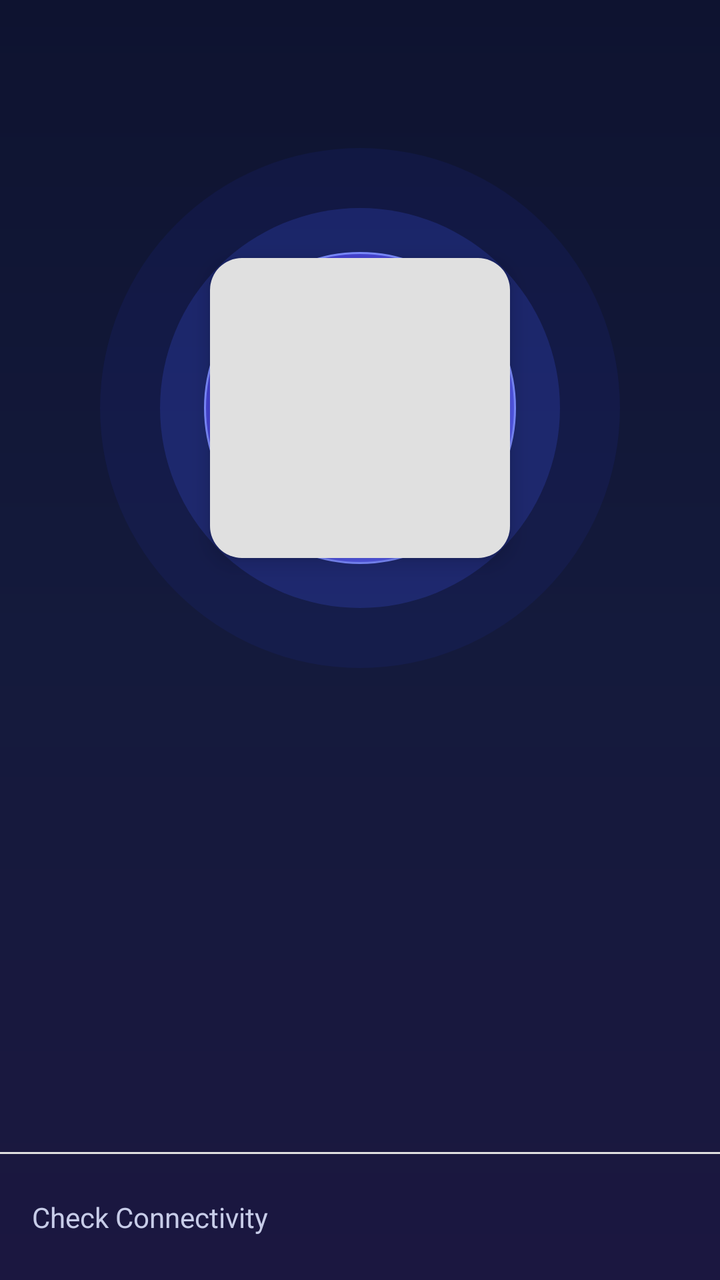
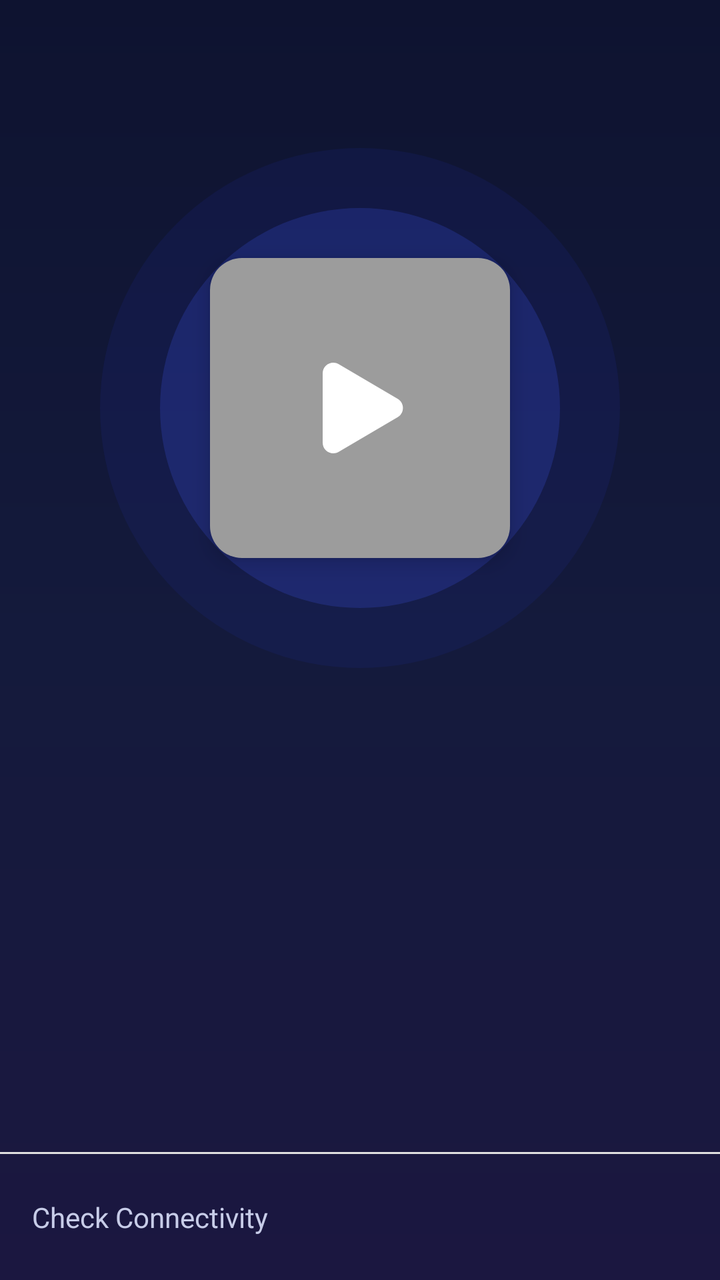

Compare the two renders of this Android layout. The source of the first and the diff that turns it into the second are given below.
<!-- AndroidManifest.xml: application theme AppThemeDayNight.NoActionBar -->
<!-- res/layout/activity_main.xml -->
<?xml version="1.0" encoding="utf-8"?>
<androidx.drawerlayout.widget.DrawerLayout xmlns:android="http://schemas.android.com/apk/res/android"
    xmlns:app="http://schemas.android.com/apk/res-auto"
    android:id="@+id/drawer_layout"
    android:layout_width="match_parent"
    android:layout_height="match_parent"
    android:fitsSystemWindows="true">

    <LinearLayout
        android:id="@+id/main_content"
        android:layout_width="match_parent"
        android:layout_height="match_parent"
        android:background="@drawable/bg_main_gradient"
        android:orientation="vertical">

        <com.google.android.material.appbar.AppBarLayout
            android:layout_width="match_parent"
            android:layout_height="wrap_content"
            android:background="@android:color/transparent"
            app:elevation="0dp">

            <androidx.appcompat.widget.Toolbar
                android:id="@+id/toolbar"
                android:layout_width="match_parent"
                android:layout_height="?attr/actionBarSize"
                android:background="@android:color/transparent" />

        </com.google.android.material.appbar.AppBarLayout>

        <ProgressBar
            android:id="@+id/progress_bar"
            android:layout_width="wrap_content"
            android:layout_height="wrap_content"
            android:layout_gravity="center_horizontal"
            android:visibility="gone" />

        <FrameLayout
            android:layout_width="match_parent"
            android:layout_height="280dp"
            android:clipChildren="false"
            android:clipToPadding="false">

            <View
                android:layout_width="260dp"
                android:layout_height="260dp"
                android:layout_gravity="center"
                android:background="@drawable/connect_glow_outer" />

            <View
                android:layout_width="200dp"
                android:layout_height="200dp"
                android:layout_gravity="center"
                android:background="@drawable/connect_glow_inner" />

            <View
                android:layout_width="156dp"
                android:layout_height="156dp"
                android:layout_gravity="center"
                android:background="@drawable/connect_button_face" />

            <com.google.android.material.floatingactionbutton.FloatingActionButton
                android:id="@+id/fab"
                android:layout_width="wrap_content"
                android:layout_height="wrap_content"
                android:layout_gravity="center"
                android:contentDescription="@string/tasker_start_service"
                app:fabCustomSize="150dp"
                app:maxImageSize="64dp"
                app:tint="@android:color/white"
                app:borderWidth="0dp" />

        </FrameLayout>

        <com.google.android.material.tabs.TabLayout
            android:id="@+id/tab_group"
            android:layout_width="match_parent"
            android:layout_height="wrap_content"
            android:background="@android:color/transparent"
            app:tabIndicatorColor="#6C7BFF"
            app:tabMode="scrollable"
            app:tabSelectedTextColor="@android:color/white"
            app:tabTextColor="#9AA3C7" />

        <androidx.viewpager2.widget.ViewPager2
            android:id="@+id/view_pager"
            android:layout_width="match_parent"
            android:layout_height="0dp"
            android:nextFocusRight="@+id/fab"
            android:layout_weight="1" />

        <LinearLayout
            android:id="@+id/layout_test"
            android:layout_width="match_parent"
            android:layout_height="@dimen/view_height_dp64"
            android:clickable="true"
            android:contentDescription="@string/connection_test_pending"
            android:focusable="true"
            android:nextFocusLeft="@+id/view_pager"
            android:nextFocusRight="@+id/fab"
            android:orientation="vertical">

            <View
                android:layout_width="match_parent"
                android:layout_height="1dp"
                android:background="@color/divider_color_light" />

            <TextView
                android:id="@+id/tv_test_state"
                android:layout_width="wrap_content"
                android:layout_height="match_parent"
                android:gravity="start|center"
                android:maxLines="3"
                android:paddingStart="16dp"
                android:paddingEnd="16dp"
                android:text="@string/connection_test_pending"
                android:textColor="#C7CCE8" />

        </LinearLayout>

    </LinearLayout>

    <com.google.android.material.navigation.NavigationView
        android:id="@+id/nav_view"
        android:layout_width="wrap_content"
        android:layout_height="match_parent"
        android:layout_gravity="start"
        android:fitsSystemWindows="true"
        app:headerLayout="@layout/nav_header"
        app:menu="@menu/menu_drawer" />

</androidx.drawerlayout.widget.DrawerLayout>
<!-- res/layout/nav_header.xml (included above) -->
<?xml version="1.0" encoding="utf-8"?>
<LinearLayout xmlns:android="http://schemas.android.com/apk/res/android"
    android:layout_width="match_parent"
    android:layout_height="@dimen/view_height_dp160"
    android:background="@drawable/nav_header_bg"
    android:gravity="center"
    android:orientation="vertical"
    android:padding="@dimen/padding_spacing_dp16">

    <TextView
        android:layout_width="match_parent"
        android:layout_height="wrap_content"
        android:layout_gravity="center"
        android:fontFamily="@font/montserrat_thin"
        android:gravity="center"
        android:paddingTop="@dimen/padding_spacing_dp8"
        android:text="@string/app_name"
        android:textAppearance="@style/TextAppearance.AppCompat.Display1" />


</LinearLayout>
<!-- resources referenced by this layout -->
<resources>
  <color name="divider_color_light">#E0E0E0</color>
  <dimen name="padding_spacing_dp16">16dp</dimen>
  <dimen name="padding_spacing_dp8">8dp</dimen>
  <dimen name="view_height_dp160">160dp</dimen>
  <dimen name="view_height_dp64">64dp</dimen>
  <!-- drawable connect_button_face (drawable) -->
  <?xml version="1.0" encoding="utf-8"?>
  <shape xmlns:android="http://schemas.android.com/apk/res/android" android:shape="oval">
      <gradient android:angle="135" android:startColor="#5B63F5" android:endColor="#3F3AC9" android:type="linear" />
      <stroke android:width="1dp" android:color="#7C8BFF" />
  </shape>
  <!-- drawable connect_glow_inner (drawable) -->
  <?xml version="1.0" encoding="utf-8"?>
  <shape xmlns:android="http://schemas.android.com/apk/res/android" android:shape="oval">
      <solid android:color="#33415AFF" />
  </shape>
  <!-- drawable connect_glow_outer (drawable) -->
  <?xml version="1.0" encoding="utf-8"?>
  <shape xmlns:android="http://schemas.android.com/apk/res/android" android:shape="oval">
      <solid android:color="#142E48FF" />
  </shape>
  <string name="app_name" translatable="false">NST Tunnel</string>
  <string name="connection_test_pending">Check Connectivity</string>
  <string name="tasker_start_service">Start Service</string>
  <style name="AppThemeDayNight.NoActionBar" parent="AppThemeDayNight">
          <item name="windowActionBar">false</item>
          <item name="windowNoTitle">true</item>
      </style>
  <style name="AppThemeDayNight" parent="AppThemeBase">
          
          <item name="android:windowLightStatusBar">true</item>
          <item name="android:windowLightNavigationBar" tools:targetApi="27">true</item>
      </style>
  <color name="md_theme_primary">#000000</color>
  <color name="md_theme_onPrimary">#FFFFFF</color>
  <color name="md_theme_primaryContainer">#E0E0E0</color>
  <color name="md_theme_onPrimaryContainer">#000000</color>
  <color name="md_theme_secondary">#f97910</color>
  <color name="md_theme_onSecondary">#FFFFFF</color>
  <color name="md_theme_secondaryContainer">#FFE8D6</color>
  <color name="md_theme_onSecondaryContainer">#2B1700</color>
  <color name="md_theme_tertiary">#009966</color>
  <color name="md_theme_onTertiary">#FFFFFF</color>
  <color name="md_theme_tertiaryContainer">#A0F2D0</color>
  <color name="md_theme_onTertiaryContainer">#00201A</color>
  <color name="md_theme_error">#BA1A1A</color>
  <color name="md_theme_onError">#FFFFFF</color>
  <color name="md_theme_errorContainer">#FFDAD6</color>
  <color name="md_theme_onErrorContainer">#410002</color>
  <color name="md_theme_surface">#FBF8FD</color>
  <color name="md_theme_onSurface">#1C1B1F</color>
  <color name="md_theme_surfaceVariant">#E7E0EC</color>
  <color name="md_theme_onSurfaceVariant">#49454F</color>
  <color name="md_theme_inverseSurface">#313033</color>
  <color name="md_theme_inverseOnSurface">#F4EFF4</color>
  <color name="md_theme_surfaceContainer">#EFECF1</color>
  <color name="md_theme_surfaceContainerHigh">#E9E6EB</color>
  <color name="md_theme_surfaceContainerHighest">#E3E0E6</color>
  <color name="md_theme_surfaceContainerLow">#F5F2F7</color>
  <color name="md_theme_surfaceContainerLowest">#FFFFFF</color>
  <color name="md_theme_background">#FBF8FD</color>
  <color name="md_theme_onBackground">#1C1B1F</color>
  <color name="md_theme_outline">#79747E</color>
  <color name="md_theme_outlineVariant">#CAC4D0</color>
  <color name="md_theme_inversePrimary">#C0C0C0</color>
  <!-- unchanged entries left out for length: 3 -->
</resources>

<!-- the commit's change to res/layout/activity_main.xml (unified diff, before → after) -->
@@ -52,21 +52,17 @@
                 android:layout_gravity="center"
                 android:background="@drawable/connect_glow_inner" />
 
-            <View
-                android:layout_width="156dp"
-                android:layout_height="156dp"
-                android:layout_gravity="center"
-                android:background="@drawable/connect_button_face" />
-
             <com.google.android.material.floatingactionbutton.FloatingActionButton
                 android:id="@+id/fab"
                 android:layout_width="wrap_content"
                 android:layout_height="wrap_content"
                 android:layout_gravity="center"
                 android:contentDescription="@string/tasker_start_service"
+                android:src="@drawable/ic_play_24dp"
                 app:fabCustomSize="150dp"
                 app:maxImageSize="64dp"
                 app:tint="@android:color/white"
+                app:backgroundTint="@color/color_fab_inactive"
                 app:borderWidth="0dp" />
 
         </FrameLayout>
<!-- resource entries referenced after the edit -->
@@ -1,16 +1,11 @@
 <!-- resources referenced by this layout -->
 <resources>
+  <color name="color_fab_inactive">#9C9C9C</color>
   <color name="divider_color_light">#E0E0E0</color>
   <dimen name="padding_spacing_dp16">16dp</dimen>
   <dimen name="padding_spacing_dp8">8dp</dimen>
   <dimen name="view_height_dp160">160dp</dimen>
   <dimen name="view_height_dp64">64dp</dimen>
-  <!-- drawable connect_button_face (drawable) -->
-  <?xml version="1.0" encoding="utf-8"?>
-  <shape xmlns:android="http://schemas.android.com/apk/res/android" android:shape="oval">
-      <gradient android:angle="135" android:startColor="#5B63F5" android:endColor="#3F3AC9" android:type="linear" />
-      <stroke android:width="1dp" android:color="#7C8BFF" />
-  </shape>
   <!-- drawable connect_glow_inner (drawable) -->
   <?xml version="1.0" encoding="utf-8"?>
   <shape xmlns:android="http://schemas.android.com/apk/res/android" android:shape="oval">
@@ -21,6 +16,16 @@
   <shape xmlns:android="http://schemas.android.com/apk/res/android" android:shape="oval">
       <solid android:color="#142E48FF" />
   </shape>
+  <!-- drawable ic_play_24dp (drawable) -->
+  <vector xmlns:android="http://schemas.android.com/apk/res/android"
+      android:width="24dp"
+      android:height="24dp"
+      android:viewportWidth="1024"
+      android:viewportHeight="1024">
+      <path
+          android:fillColor="#FFFFFFFF"
+          android:pathData="M213.333333 789.461333V234.538667C213.333333 168.533333 285.013333 127.530667 341.930667 160.981333l471.68 277.461334c56.106667 32.981333 56.106667 114.133333 0 147.114666L341.930667 863.018667C285.056 896.469333 213.333333 855.466667 213.333333 789.461333z" />
+  </vector>
   <string name="app_name" translatable="false">NST Tunnel</string>
   <string name="connection_test_pending">Check Connectivity</string>
   <string name="tasker_start_service">Start Service</string>
